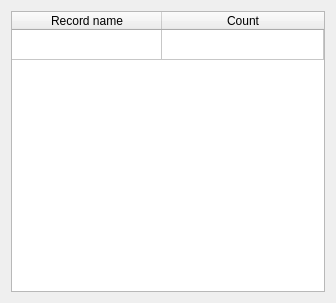
Above: recordcountdialog.ui from tootal/DBLParse before the change. Below: the same form after it.
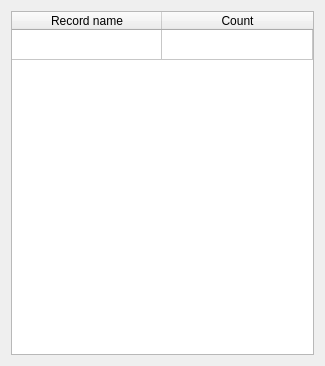
That is the form after the change.

```diff
--- a/recordcountdialog.ui
+++ b/recordcountdialog.ui
@@ -6,8 +6,8 @@
    <rect>
     <x>0</x>
     <y>0</y>
-    <width>336</width>
-    <height>303</height>
+    <width>325</width>
+    <height>366</height>
    </rect>
   </property>
   <property name="windowTitle">
```
